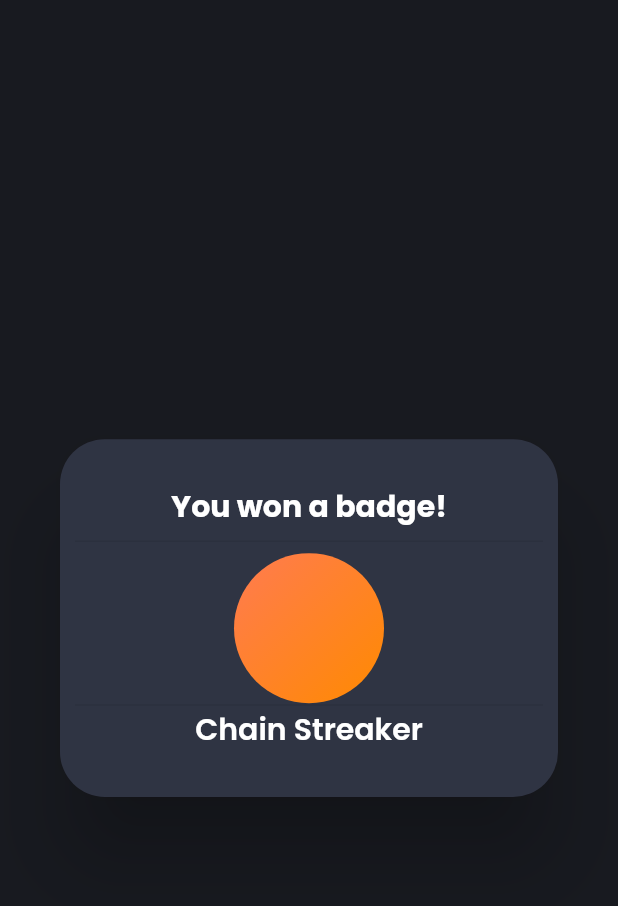
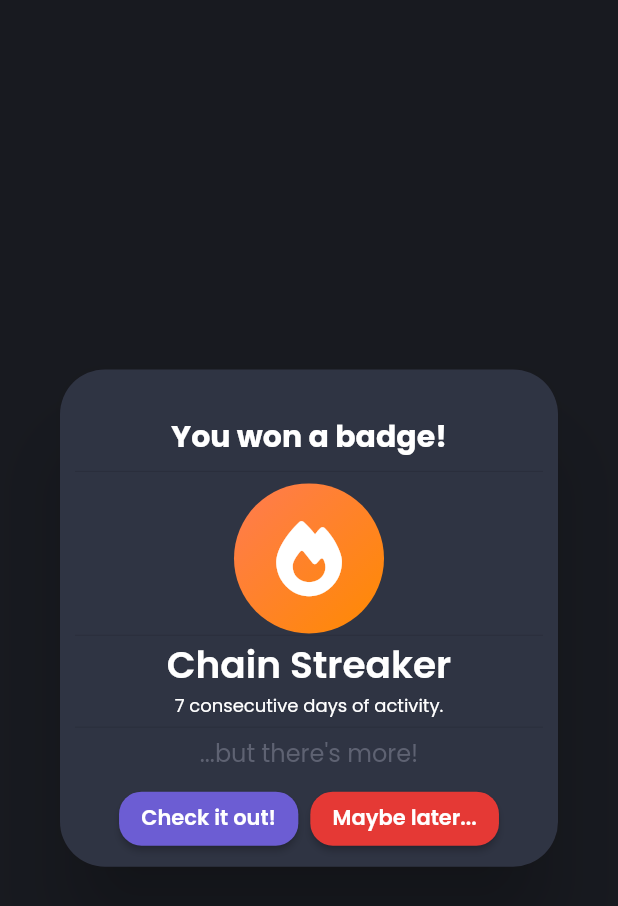
Before and after one commit to DreFlo/lgp-2223-sc1, a Flutter app: the BadgeAlert widget shown alone on an empty page, opened directly, on a phone screen of 412 x 824 dp. Shown: the top 906 px of the screen. Run offline on Flutter 3.47's test engine with Material 2 defaults, Android fonts, the phone set to English and light mode, and no system bars; our stand-ins replace calendar_view, carousel_slider, floor, flutter_local_notifications, flutter_native_timezone, flutter_svg and 8 more; missing offline and left inert: books_finder, emojis, flutter_picker, notification_permissions, tmdb_api; accounts and stored records are empty; generated files the repository leaves out were written again.

Commit message:
Icon in the badge + buttons.

```diff
--- a/src/lib/pages/gamification/badge_alert.dart
+++ b/src/lib/pages/gamification/badge_alert.dart
@@ -1,8 +1,6 @@
-import 'dart:async';
-
 import 'package:flutter/material.dart';
 import 'package:flutter_gen/gen_l10n/app_localizations.dart';
-import 'package:src/animation_test/constants.dart';
+import 'package:icons_plus/icons_plus.dart';
 
 import 'package:src/themes/colors.dart';
 
@@ -49,26 +47,18 @@ class _BadgeAlertState extends State<BadgeAlert> with TickerProviderStateMixin {
       shape: const RoundedRectangleBorder(
           borderRadius: BorderRadius.all(Radius.circular(30.0))),
       backgroundColor: lightGray,
-        contentPadding: const EdgeInsets.symmetric(horizontal: 10, vertical: 30),
-        content: Wrap(
-          children: [
-            Row(
-              mainAxisAlignment: MainAxisAlignment.center,
-              children: [
+      contentPadding: const EdgeInsets.only(left: 10, right: 10, top: 30),
+      content: Wrap(children: [
+        Row(mainAxisAlignment: MainAxisAlignment.center, children: [
           Text(
             AppLocalizations.of(context).won_badge,
             textAlign: TextAlign.center,
             style: const TextStyle(
-                      color: Colors.white,
-                      fontSize: 20,
-                      fontWeight: FontWeight.bold),
+                color: Colors.white, fontSize: 20, fontWeight: FontWeight.bold),
           )
-              ]
-            ),
+        ]),
         const Divider(),
-            Row(
-              mainAxisAlignment: MainAxisAlignment.center,
-              children: [
+        Row(mainAxisAlignment: MainAxisAlignment.center, children: [
           Container(
               height: 100,
               width: 100,
@@ -76,30 +66,76 @@ class _BadgeAlertState extends State<BadgeAlert> with TickerProviderStateMixin {
                   gradient: LinearGradient(
                       colors: getColors(),
                       begin: Alignment.topLeft,
-                      end: Alignment.bottomRight
-                    ),
+                      end: Alignment.bottomRight),
                   shape: BoxShape.circle,
-                    color: Colors.white
-                  ),
-                )
-              ]
-            ),
+                  color: Colors.white),
+              child:
+                  const Icon(FontAwesome.fire, size: 50, color: Colors.white))
+        ]),
         const Divider(height: 2.5),
-            Row(
-              mainAxisAlignment: MainAxisAlignment.center,
-              children: [
+        Row(mainAxisAlignment: MainAxisAlignment.center, children: [
           Text(
             widget.title,
             textAlign: TextAlign.center,
             style: const TextStyle(
+                color: Colors.white, fontSize: 25, fontWeight: FontWeight.w600),
+          )
+        ]),
+        Row(mainAxisAlignment: MainAxisAlignment.center, children: [
+          Text(
+            widget.description,
+            textAlign: TextAlign.center,
+            style: const TextStyle(
                 color: Colors.white,
-                      fontSize: 20,
-                      fontWeight: FontWeight.w600),
+                fontSize: 12,
+                fontWeight: FontWeight.normal),
           )
-              ]
+        ]),
+        const Divider(height: 10),
+        Row(
+          mainAxisAlignment: MainAxisAlignment.center,
+          children: [
+            Text(AppLocalizations.of(context).won_badge_2,
+                style: const TextStyle(
+                    color: grayText,
+                    fontSize: 16,
+                    fontWeight: FontWeight.normal))
+          ],
+        )
+      ]),
+      actionsAlignment: MainAxisAlignment.center,
+      actions: [
+        ElevatedButton(
+          onPressed: () {
+            //TODO: Open Badges Page
+          },
+          style: ButtonStyle(
+            backgroundColor: MaterialStateProperty.all(primaryColor),
+            shape: MaterialStateProperty.all(const RoundedRectangleBorder(
+                borderRadius: BorderRadius.all(Radius.circular(15.0)))),
           ),
-          ]
+          child: Text(AppLocalizations.of(context).check_it_out,
+              style: const TextStyle(
+                  color: Colors.white,
+                  fontSize: 14,
+                  fontWeight: FontWeight.w600)),
+        ),
+        ElevatedButton(
+          onPressed: () {
+            Navigator.of(context).pop();
+          },
+          style: ButtonStyle(
+            backgroundColor: MaterialStateProperty.all(Colors.red[600]),
+            shape: MaterialStateProperty.all(const RoundedRectangleBorder(
+                borderRadius: BorderRadius.all(Radius.circular(15.0)))),
+          ),
+          child: Text(AppLocalizations.of(context).maybe_later,
+              style: const TextStyle(
+                  color: Colors.white,
+                  fontSize: 14,
+                  fontWeight: FontWeight.w600)),
         )
+      ],
     );
   }
 }
```
Lines whose indentation alone changed are shown as unchanged.
